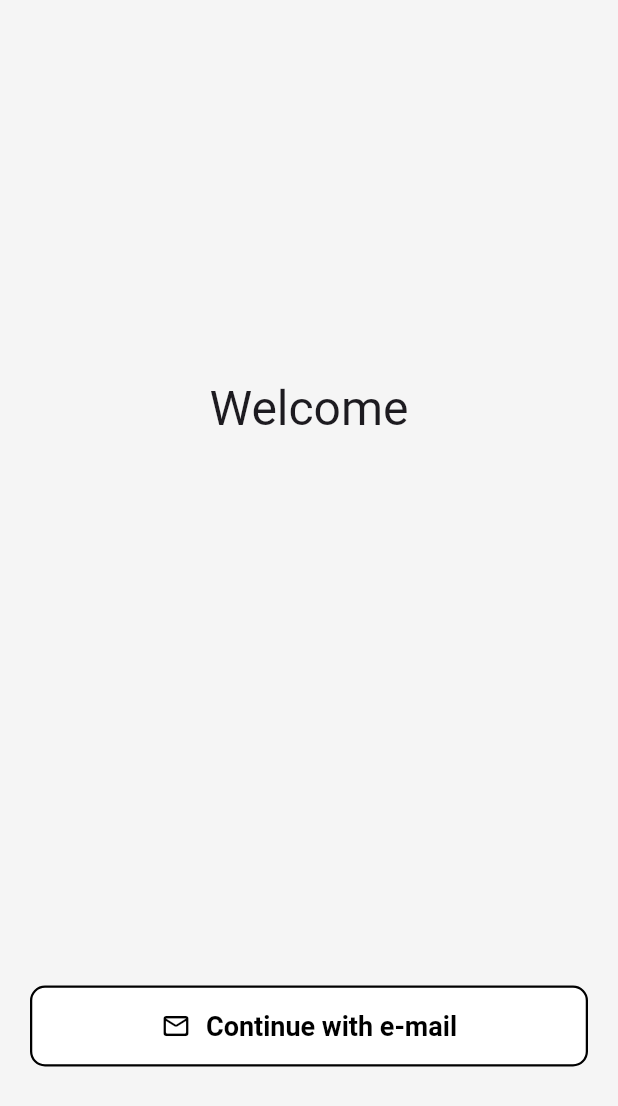
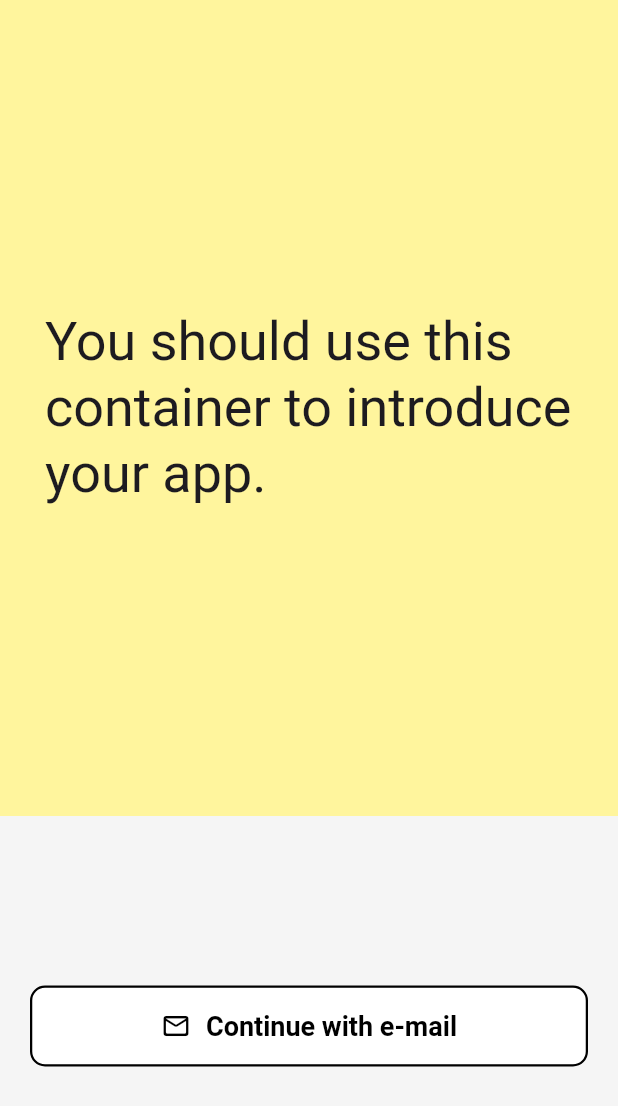
Before and after one commit to fluo-dev/flutter-sdk, a Flutter app: the screen it shows after launch, on a phone screen of 412 x 824 dp. Shown: the top 1106 px of the screen. Run offline on Flutter 3.47's test engine with Material 3 defaults, Android fonts, the phone set to English and light mode, and no system bars; our stand-ins replace flutter_secure_storage, freezed_annotation, pinput, styled_text; missing offline and left inert: flutter_inappwebview; network calls fail; statements that could not run were skipped; project files that could hold a hidden picture were left out.

Commit message:
replace with a better screenshot

```diff
--- a/example/lib/main.dart
+++ b/example/lib/main.dart
@@ -26,10 +26,14 @@ class ExampleApp extends StatelessWidget {
           // Use 'fluo' to get an access token as below:
           // final accessToken = await fluo.getAccessToken();
         },
-        child: Center(
+        child: Container(
+          color: Colors.yellow.shade200,
+          width: double.infinity,
+          padding: const EdgeInsets.all(30.0),
+          alignment: Alignment.center,
           child: Text(
-            'Welcome',
-            style: Theme.of(context).textTheme.headlineLarge,
+            'You should use this container to introduce your app.',
+            style: Theme.of(context).textTheme.displaySmall,
           ),
         ),
       ),
```
Also changed, not shown: assets/images/screenshot.png, 1 other file.
